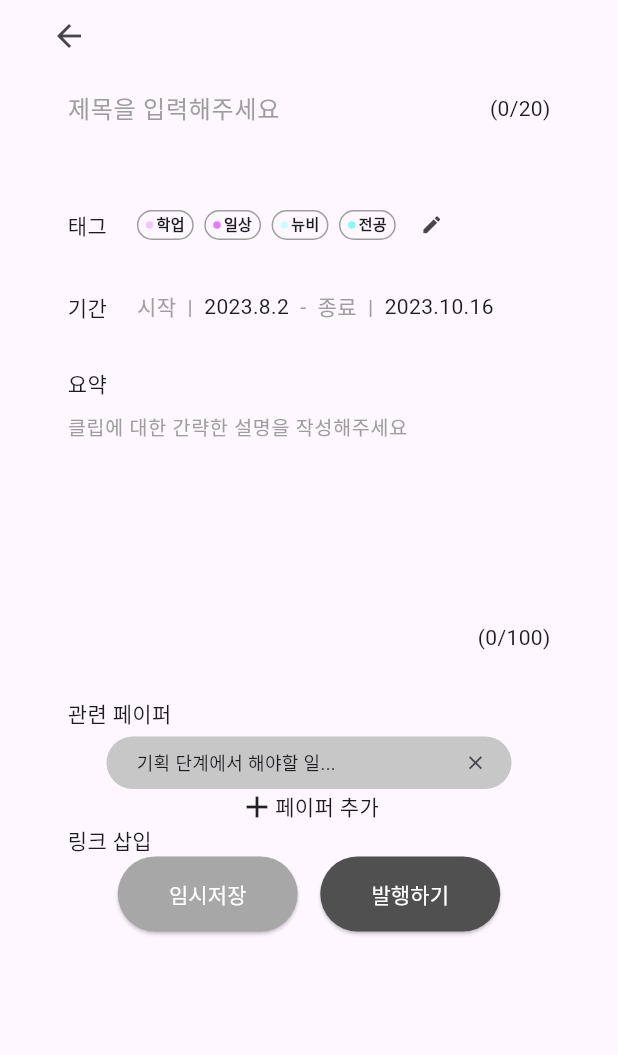
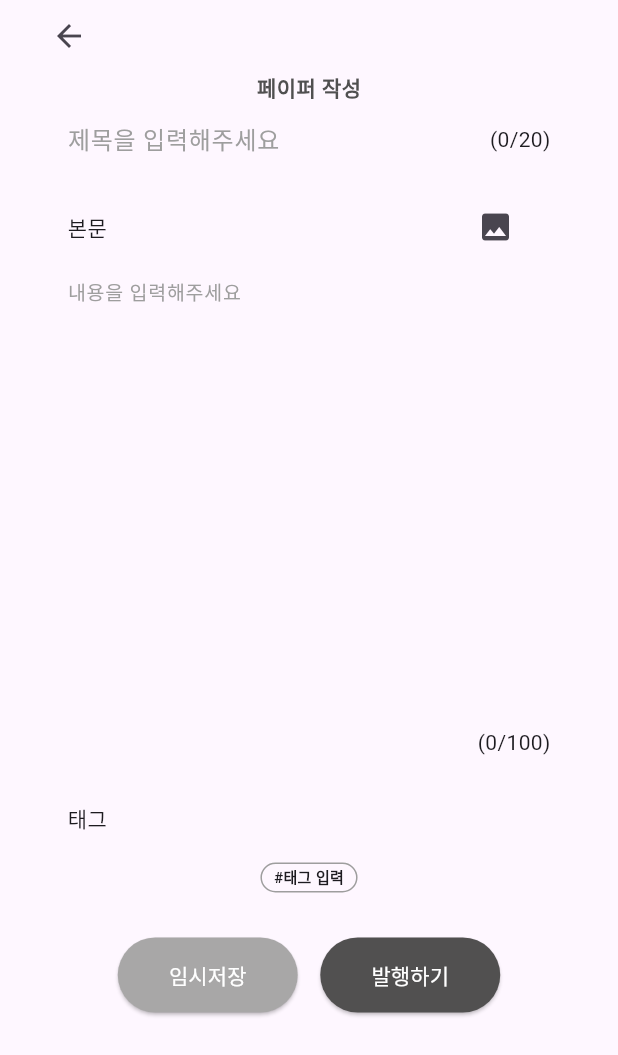
Before and after one commit to skku-lifelog/CLIPPED, a Flutter app: the screen it shows after launch, on a phone screen of 412 x 824 dp. Shown: the top 1055 px of the screen. Run offline on Flutter 3.47's test engine with Material 3 defaults, Android fonts, the phone set to English and light mode, and no system bars; Roboto replaces fonts that are missing (Noto Sans).

Commit message:
create paper

```diff
--- a/lib/main.dart
+++ b/lib/main.dart
@@ -4,8 +4,8 @@ import 'package:lifelog/screens/login/login_membership2.dart';
 import 'package:lifelog/screens/login/login_screen.dart';
 import 'package:lifelog/screens/login/login_member.dart';
 import 'package:lifelog/screens/home.dart';
+import 'package:lifelog/screens/publish/publish_paper.dart';
 import 'package:lifelog/screens/mypage/clipedit.dart';
-import 'package:lifelog/screens/mypage/clipmain.dart';
 
 Future<void> main() async {
   WidgetsFlutterBinding.ensureInitialized();
@@ -25,7 +25,7 @@ class MyApp extends StatelessWidget {
   @override
   Widget build(BuildContext context) {
     return MaterialApp(
-      home: ClipEdit(),
+      home: Publishpaper(),
     );
   }
 }
--- /dev/null
+++ b/lib/screens/publish/publish_paper.dart
@@ -0,0 +1,274 @@
+import 'package:flutter/material.dart';
+import 'package:lifelog/screens/home.dart';
+
+///home.dart';
+import 'package:lifelog/widgets/clip/tagbubble.dart';
+import 'package:lifelog/widgets/clip/hashtagbubble.dart';
+
+void main() => runApp(const Publishpaper());
+/*
+class MyApp extends StatelessWidget {
+  const MyApp({super.key});
+
+  @override
+  Widget build(BuildContext context) {
+    return const MaterialApp(
+      home: HomePage(),
+    );
+  }
+}*/
+
+//void main() => runApp(const HomePage());
+
+class Publishpaper extends StatefulWidget {
+  const Publishpaper({Key? key}) : super(key: key);
+
+  @override
+  State<Publishpaper> createState() => _PublishpaperState();
+}
+
+class _PublishpaperState extends State<Publishpaper> {
+  final TextEditingController _tc = TextEditingController();
+  final TextEditingController _ec = TextEditingController();
+  late bool imageIndicater1 = false;
+  int num = 0;
+  int exnum = 0;
+  List<String> tags = ["태그 입력"];
+  List<Widget> images = [];
+
+  @override
+  Widget build(BuildContext context) {
+    return MaterialApp(
+      theme: ThemeData(
+        useMaterial3: true,
+      ),
+      home: Scaffold(
+        body: Padding(
+          padding: const EdgeInsets.symmetric(horizontal: 45, vertical: 0),
+          child: SingleChildScrollView(
+            child: Column(
+              children: [
+                Transform.translate(
+                    offset: const Offset(-160, 0),
+                    child: IconButton(
+                        onPressed: () {
+                          // imageIndicater1 = true;
+                          // 복귀 로직
+                        },
+                        icon: const Icon(Icons.arrow_back))),
+                Transform.translate(
+                    offset: const Offset(0, 0),
+                    child: Text(
+                      '페이퍼 작성',
+                      style: TextStyle(
+                        color: Color(0xFF505050),
+                        fontSize: 14,
+                        fontFamily: 'Noto Sans',
+                        fontWeight: FontWeight.w600,
+                        height: 0,
+                      ),
+                    )),
+                Row(
+                  mainAxisAlignment: MainAxisAlignment.spaceBetween,
+                  children: [
+                    SizedBox(
+                      width: 250,
+                      child: TextField(
+                        onChanged: (keyword) {
+                          setState(() {
+                            num = keyword.length;
+                          });
+                        },
+                        keyboardType: TextInputType.text,
+                        controller: _tc,
+                        decoration: const InputDecoration(
+                          border: InputBorder.none,
+                          hintText: "제목을 입력해주세요",
+                          hintStyle: TextStyle(
+                            color: Colors.grey,
+                          ),
+                        ),
+                      ),
+                    ),
+                    Text("($num/20)"),
+                  ],
+                ),
+                const SizedBox(
+                  height: 10,
+                ),
+                Row(
+                  children: [
+                    const Text(
+                      "본문",
+                    ),
+                    const SizedBox(
+                      width: 235,
+                    ),
+                    IconButton(
+                      // onPressed: () {
+                      //   setState(() {
+                      //     imageIndicater1 =
+                      //         !imageIndicater1; // Toggle the image indicator
+                      //   });
+                      // },
+                      onPressed: () => _addImage(), // 이미지 추가 함수 호출
+                      icon: Icon(Icons.image),
+                    ),
+                  ],
+                ),
+                Row(
+                  children: [
+                    SizedBox(
+                      width: 290,
+                      height: 300,
+                      child: TextField(
+                        onChanged: (keyword) {
+                          setState(() {
+                            exnum = keyword.length;
+                          });
+                        },
+                        keyboardType: TextInputType.text,
+                        controller: _ec,
+                        maxLines: 5,
+                        decoration: const InputDecoration(
+                          border: InputBorder.none,
+                          hintText: "내용을 입력해주세요",
+                          hintStyle: TextStyle(
+                            color: Colors.grey,
+                            fontSize: 13,
+                          ),
+                        ),
+                      ),
+                    ),
+                  ],
+                ),
+                const SizedBox(
+                  height: 10,
+                ),
+                for (var image in images)
+                  Padding(
+                    padding: const EdgeInsets.only(bottom: 10), // 이미지 간의 간격
+                    child: image,
+                  ),
+                Row(
+                  mainAxisAlignment: MainAxisAlignment.end,
+                  children: [
+                    Text("($exnum/100)"),
+                  ],
+                ),
+                const SizedBox(
+                  height: 30,
+                ),
+                const Row(
+                  children: [
+                    Text("태그"),
+                  ],
+                ),
+                const SizedBox(
+                  height: 20,
+                ),
+                Wrap(
+                  alignment: WrapAlignment.start,
+                  spacing: 7.0,
+                  runSpacing: 5.0,
+                  children: tags.asMap().entries.map((entry) {
+                    int index = entry.key;
+                    String tag = entry.value;
+
+                    return Container(
+                      constraints: BoxConstraints(
+                        maxWidth: 100,
+                        maxHeight: 20,
+                      ),
+                      child: HashtagBubble(
+                        initialText: tag,
+                        onSubmitted: (newTag) {
+                          if (index == tags.length - 1) {
+                            _addTag(newTag);
+                          } else {
+                            _editTag(newTag, index);
+                          }
+                        },
+                      ),
+                    );
+                  }).toList(),
+                ),
+                const SizedBox(
+                  height: 30,
+                ),
+                Row(
+                  mainAxisAlignment: MainAxisAlignment.center,
+                  children: [
+                    ElevatedButton(
+                      style: ElevatedButton.styleFrom(
+                        fixedSize: const Size(120, 50),
+                        backgroundColor: const Color.fromRGBO(168, 167, 167, 1),
+                      ),
+                      child: const Text(
+                        '임시저장',
+                        style: TextStyle(color: Colors.white),
+                      ),
+                      onPressed: () => Navigator.pop(context),
+                    ),
+                    const SizedBox(
+                      width: 15,
+                    ),
+                    ElevatedButton(
+                        style: ElevatedButton.styleFrom(
+                          fixedSize: const Size(120, 50),
+                          backgroundColor: const Color.fromRGBO(81, 80, 80, 1),
+                        ),
+                        child: const Text(
+                          '발행하기',
+                          style: TextStyle(color: Colors.white),
+                        ),
+                        onPressed: () {}),
+                  ],
+                ),
+                const SizedBox(
+                  height: 5,
+                ),
+              ],
+            ),
+          ),
+        ),
+      ),
+    );
+  }
+
+  void _editTag(String newTag, int index) {
+    if (newTag.isNotEmpty && !tags.contains(newTag)) {
+      setState(() {
+        tags[index] = newTag;
+      });
+    }
+  }
+
+  void _addTag(String newTag) {
+    if (newTag.isNotEmpty && !tags.contains(newTag)) {
+      setState(() {
+        tags.add(newTag);
+      });
+    }
+  }
+
+  // void _addImage() {
+  //   setState(() {
+  //     images.add(Image.asset('assets/test1.png'));
+  //   });
+  // }
+
+  void _addImage() {
+    setState(() {
+      images.add(
+        Container(
+          height: 150,
+          child: Image.asset(
+            'assets/test1.png',
+            fit: BoxFit.cover, // 이미지가 주어진 공간 내에서 비율을 유지하면서 채워지도록 함
+          ),
+        ),
+      );
+    });
+  }
+}
--- /dev/null
+++ b/lib/widgets/clip/hashtagbubble.dart
@@ -0,0 +1,65 @@
+import 'package:flutter/material.dart';
+
+class HashtagBubble extends StatefulWidget {
+  final String initialText; // 초기 텍스트 값을 위한 매개변수 추가
+  final Function(String) onSubmitted; // 태그를 추가하는 함수
+
+  const HashtagBubble({
+    Key? key,
+    required this.onSubmitted,
+    this.initialText = '',
+  }) : super(key: key);
+
+  @override
+  State<HashtagBubble> createState() => _HashtagBubbleState();
+}
+
+class _HashtagBubbleState extends State<HashtagBubble> {
+  final TextEditingController _controller = TextEditingController();
+  bool _isEditing = false;
+
+  @override
+  Widget build(BuildContext context) {
+    return GestureDetector(
+      onTap: () {
+        setState(() {
+          _isEditing = true; // 편집 모드로 전환
+        });
+      },
+      child: Container(
+        padding: EdgeInsets.symmetric(horizontal: 8, vertical: 1.5),
+        decoration: BoxDecoration(
+          border: Border.all(color: Colors.grey),
+          borderRadius: BorderRadius.circular(25),
+        ),
+        child: _isEditing
+            ? TextField(
+                controller: _controller,
+                decoration: InputDecoration(
+                  hintText: '#태그 입력',
+                  border: InputBorder.none,
+                  hintStyle: TextStyle(
+                    fontSize: 10,
+                    fontWeight: FontWeight.bold,
+                  ),
+                ),
+                onSubmitted: (value) {
+                  if (value.trim().isNotEmpty) {
+                    widget.onSubmitted(value.trim()); // 태그 추가
+                  }
+                  setState(() {
+                    _isEditing = false;
+                  });
+                },
+              )
+            : Text(
+                _controller.text.isEmpty ? '#태그 입력' : '#${_controller.text}',
+                style: TextStyle(
+                  fontSize: 10,
+                  fontWeight: FontWeight.bold,
+                ),
+              ),
+      ),
+    );
+  }
+}
--- a/pubspec.yaml
+++ b/pubspec.yaml
@@ -69,6 +69,7 @@ flutter:
    - assets/icons/checkmark_grey.png
    - assets/profile.png
    - assets/background.jpg
+   - assets/test1.png
   #   - images/a_dot_ham.jpeg
 
 
```
Also changed, not shown: assets/test1.png (added).
